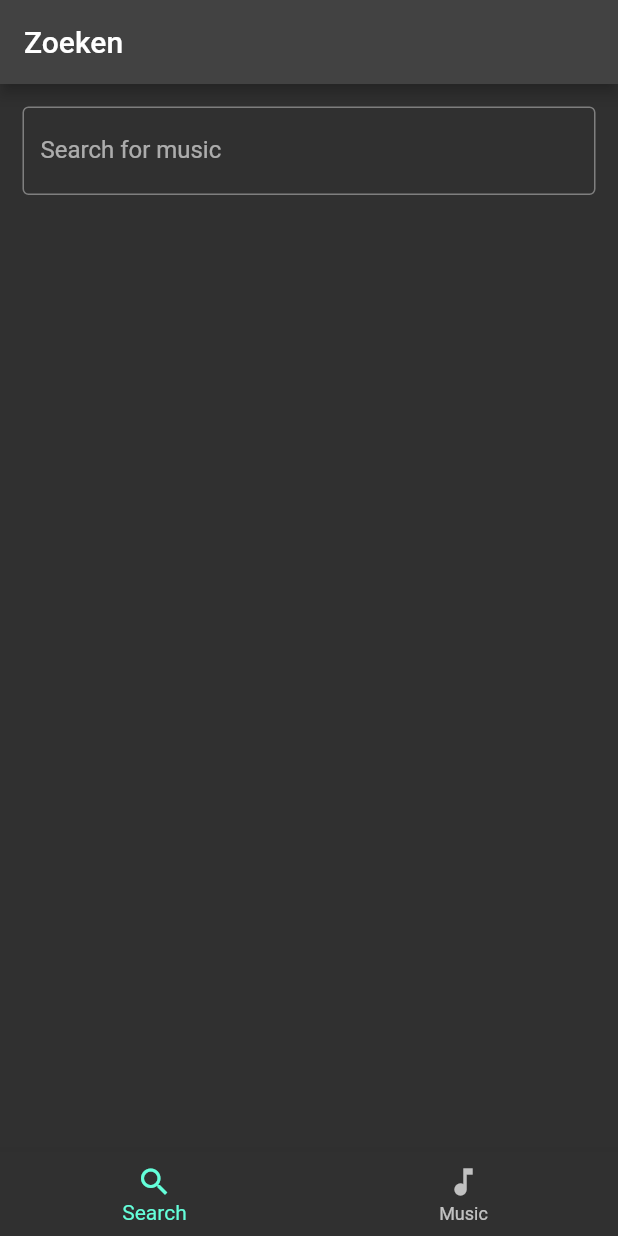
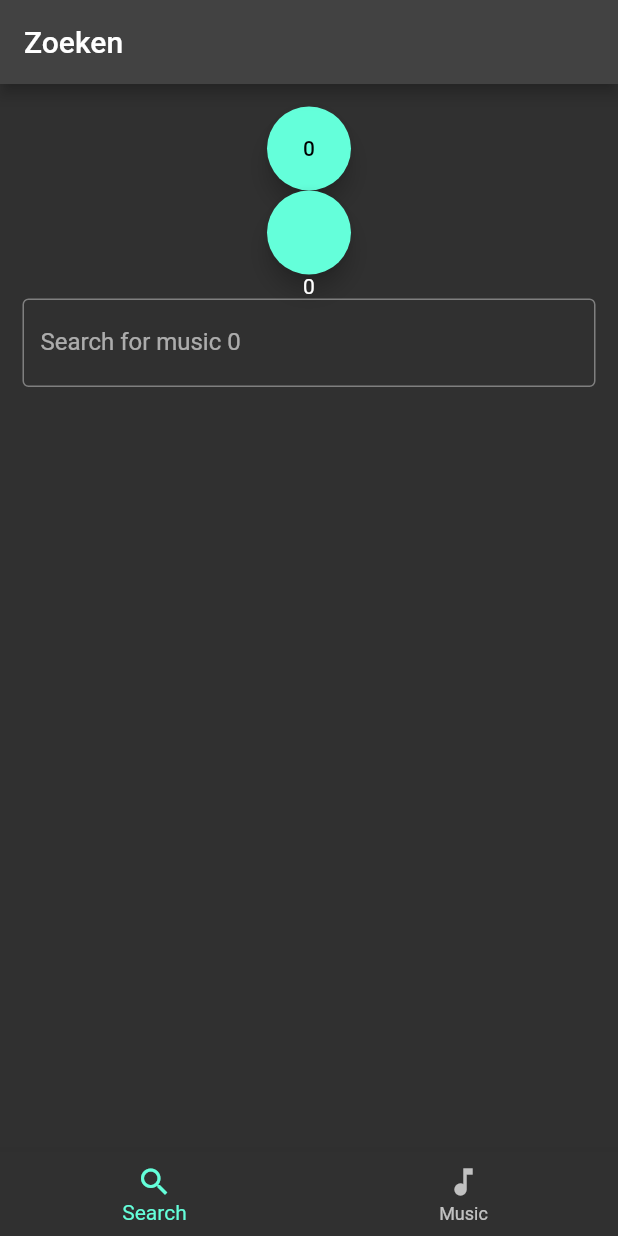
Before and after one commit to PeeJeeDR/corda-music, a Flutter app: the screen it shows after launch, on a phone screen of 412 x 824 dp. Run offline on Flutter 3.47's test engine with Material 2 defaults, Android fonts, the phone set to English and light mode, and no system bars; our stand-ins replace easy_debounce, get_it, just_audio, rxdart; missing offline and left inert: flutter_ffmpeg, youtube_explode_dart.

Commit message:
Added global state using behaviorSubject

```diff
--- a/lib/classes/filetags.dart
+++ /dev/null
@@ -1,6 +0,0 @@
-class Filetags {
-  static void addTags(path, tags) {
-    print('PATH $path');
-    print('TAGS $tags');
-  }
-}
--- a/lib/main.dart
+++ b/lib/main.dart
@@ -1,7 +1,12 @@
 import 'package:corda_music/app.dart';
+import 'package:corda_music/services/audio_player.dart';
+import 'package:corda_music/services/counter.dart';
 import 'package:flutter/material.dart';
+import 'package:get_it/get_it.dart';
 
 void main() {
+  GetIt.instance.registerSingleton<CounterService>(CounterService());
+  GetIt.instance.registerSingleton<AudioService>(AudioService());
   runApp(const Main());
 }
 
--- a/lib/pages/search_page.dart
+++ b/lib/pages/search_page.dart
@@ -1,7 +1,8 @@
 import 'dart:async';
-
+import 'package:corda_music/services/counter.dart';
 import 'package:flutter/material.dart';
 import 'package:corda_music/services/youtube_downloader.dart';
+import 'package:get_it/get_it.dart';
 import 'package:youtube_explode_dart/youtube_explode_dart.dart';
 import 'package:easy_debounce/easy_debounce.dart';
 
@@ -15,6 +16,8 @@ class MyHomePage extends StatefulWidget {
 }
 
 class _MyHomePageState extends State<MyHomePage> {
+  final CounterService counterService = GetIt.instance.get<CounterService>();
+
   final _yt = YoutubeExplode();
   String searchQuery = 'George Ezra';
 
@@ -51,12 +54,29 @@ class _MyHomePageState extends State<MyHomePage> {
         padding: const EdgeInsets.all(15),
         child: Column(
           children: [
+            StreamBuilder(
+              stream: counterService.stream$,
+              builder: (context, snap) {
+                return FloatingActionButton(
+                  onPressed: () => counterService.inrement(),
+                  child: Text('${snap.data}'),
+                );
+              },
+            ),
+            FloatingActionButton(onPressed: () => counterService.inrement()),
+            StreamBuilder(
+              stream: counterService.stream$,
+              builder: (context, snap) {
+                return Text('${snap.data}');
+              },
+            ),
             Container(
               margin: const EdgeInsets.only(bottom: 15),
               child: TextField(
-                decoration: const InputDecoration(
-                  border: OutlineInputBorder(),
-                  labelText: 'Search for music',
+                decoration: InputDecoration(
+                  border: const OutlineInputBorder(),
+                  labelText:
+                      'Search for music ${counterService.current.toString()}',
                 ),
                 onChanged: _onSearchChanged,
               ),
--- /dev/null
+++ b/lib/services/counter.dart
@@ -0,0 +1,13 @@
+import 'package:rxdart/subjects.dart';
+
+class CounterService {
+  final BehaviorSubject _counter = BehaviorSubject.seeded(0);
+
+  Stream get stream$ => _counter.stream;
+
+  int get current => _counter.value;
+
+  inrement() {
+    _counter.add(current + 1);
+  }
+}
--- a/pubspec.yaml
+++ b/pubspec.yaml
@@ -42,6 +42,8 @@ dependencies:
   just_audio: ^0.9.20
   audio_service: ^0.18.4
   easy_debounce: ^2.0.2+1
+  rxdart: ^0.27.3
+  get_it: ^7.2.0
 
 dev_dependencies:
   flutter_test:
```
Also changed, not shown: lib/pages/music_page.dart (+34 -23 lines), lib/services/audio_handler.dart (deleted, +0 -18 lines), lib/services/audio_player.dart (added, +21 -0 lines), pubspec.lock, 1 other file.
